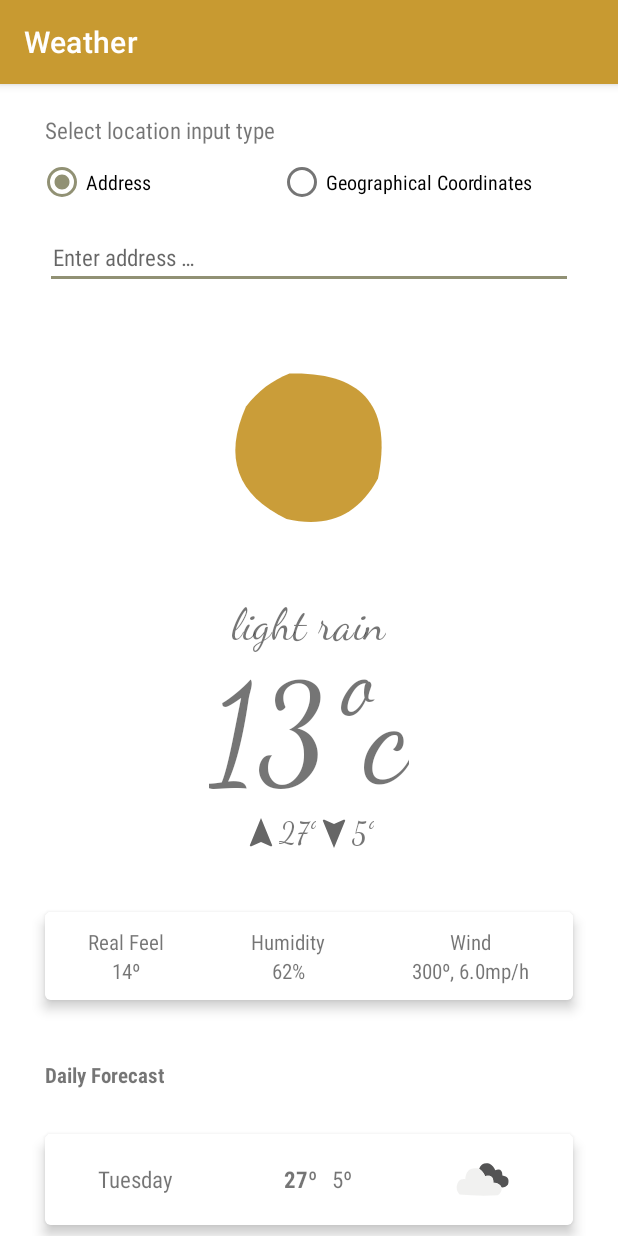
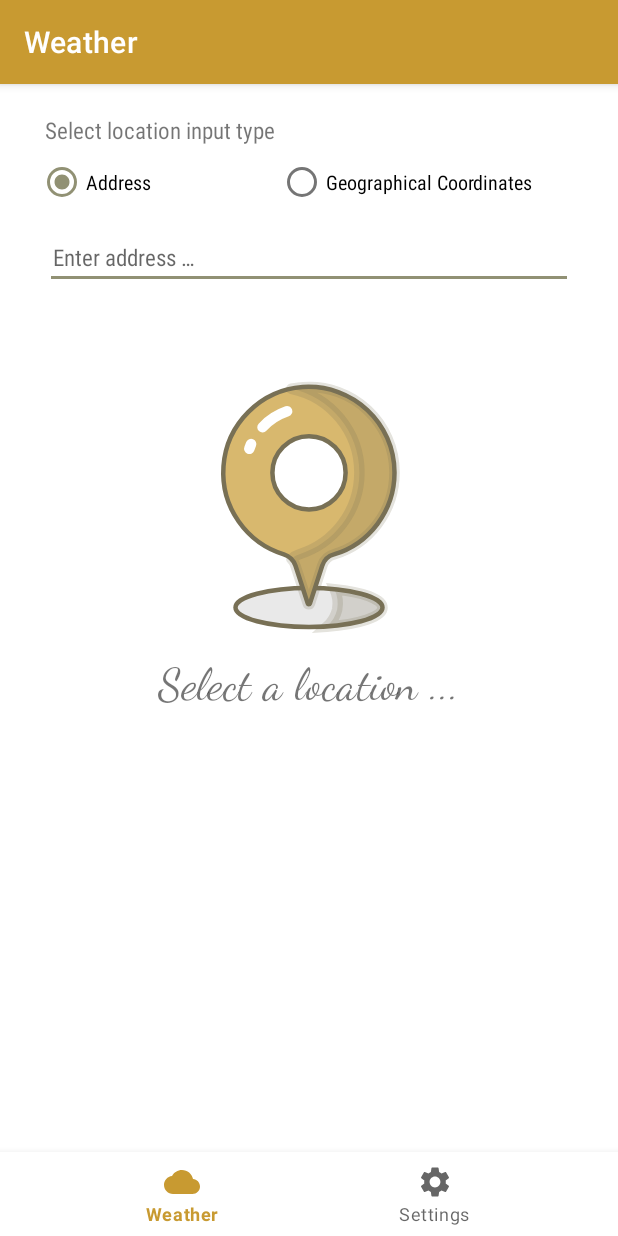
Before and after one commit to MahtaFetrat/WeatherForecast, an Android app: the screen it shows after launch (MainActivity), on a phone screen of 412 x 824 dp. Run offline under Robolectric (Android 15) with nearby library versions, the phone set to English and light mode, and no system bars; our stand-ins replace androidx.preference, navigation-ui.

Commit message:
remove sample startup data

```diff
--- a/app/src/main/java/com/example/weatherforecast/ui/WeatherFragment.java
+++ b/app/src/main/java/com/example/weatherforecast/ui/WeatherFragment.java
@@ -14,6 +14,7 @@ import androidx.recyclerview.widget.RecyclerView;
 
 import android.os.Handler;
 import android.text.Editable;
+import android.text.Layout;
 import android.text.TextWatcher;
 import android.view.LayoutInflater;
 import android.view.View;
@@ -44,6 +45,11 @@ public class WeatherFragment extends Fragment {
     private LinearLayout coordinateInputHolderLayout;
     private EditText addressInputView;
     private EditText latitude, longitude;
+
+    private View promptLocationLayout;
+    private View currentWeatherLayout;
+    private View dailyForecastTitle;
+    private View dailyForecastCardView;
 
     private ImageView currentWeatherIcon;
     private TextView currentWeatherDescription;
@@ -87,10 +93,9 @@ public class WeatherFragment extends Fragment {
         viewModel = new ViewModelProvider(requireActivity()).get(WeatherViewModel.class);
 
         findViews(view);
-        setInputTypeListener(view);
+        setInputTypeListener();
         setLocationChangeListener();
         initializeDailyForecastRecyclerView();
-
         setViewModelObservers();
     }
 
@@ -100,6 +105,11 @@ public class WeatherFragment extends Fragment {
         addressInputView = view.findViewById(R.id.address_input_view);
         latitude = view.findViewById(R.id.latitude);
         longitude = view.findViewById(R.id.longitude);
+
+        promptLocationLayout = view.findViewById(R.id.select_location_layout);
+        currentWeatherLayout = view.findViewById(R.id.current_weather_layout);
+        dailyForecastTitle = view.findViewById(R.id.daily_forecast_title);
+        dailyForecastCardView = view.findViewById(R.id.daily_forecast_card_view);
 
         currentWeatherIcon = view.findViewById(R.id.current_weather_icon);
         currentWeatherDescription = view.findViewById(R.id.current_weather_description);
@@ -113,7 +123,7 @@ public class WeatherFragment extends Fragment {
         dailyForecastRecyclerView = view.findViewById(R.id.daily_forecast_recyclerview);
     }
 
-    private void setInputTypeListener(View view) {
+    private void setInputTypeListener() {
         locationTypeRadioGroup.setOnCheckedChangeListener((group, checkedId) -> {
             coordinateInputHolderLayout.setVisibility(checkedId == R.id.address_type ? View.GONE : View.VISIBLE);
             addressInputView.setVisibility(checkedId == R.id.address_type ? View.VISIBLE : View.GONE);
@@ -175,6 +185,11 @@ public class WeatherFragment extends Fragment {
 
     private void setViewModelObservers() {
         viewModel.getWeatherDetails().observe(getViewLifecycleOwner(), details -> {
+            promptLocationLayout.setVisibility(View.GONE);
+            currentWeatherLayout.setVisibility(View.VISIBLE);
+            dailyForecastTitle.setVisibility(View.VISIBLE);
+            dailyForecastCardView.setVisibility(View.VISIBLE);
+
             currentWeatherIcon.setImageDrawable(ResourcesCompat.getDrawable(getResources(), getResources().getIdentifier(details.getCurrent().getWeather().getIconDrawableName(), "drawable", getActivity().getPackageName()), null));
             currentWeatherDescription.setText(details.getCurrent().getWeather().getDescription());
             currentWeatherTemp.setText(String.format("%.0fºc", details.getCurrent().getTemp()));
--- a/app/src/main/java/com/example/weatherforecast/ui/WeatherViewModel.java
+++ b/app/src/main/java/com/example/weatherforecast/ui/WeatherViewModel.java
@@ -40,33 +40,7 @@ public class WeatherViewModel extends AndroidViewModel {
         gson = new Gson();
 
         toastMessage = new MutableLiveData<String>();
-
-        // Sample detail object
-        weatherDetails = new MutableLiveData<Details>(new Details(33.44,
-                -94.04,
-                "America/Chicago",
-                -21600,
-                new CurrentDetails(1618317040,
-                        13,
-                        14,
-                        62,
-                        6,
-                        300,
-                        new Weather[]{new Weather(500, "Rain", "light rain", "10d")}),
-                new DayDetails[]{new DayDetails(1618308000,
-                        new Temp(5, 27),
-                        new FeelsLike(16, 10, 12, 13),
-                        81,
-                        3.06,
-                        294,
-                        new Weather[]{new Weather(500, "Rain", "light rain", "10d")}),
-                        new DayDetails(1618308000,
-                                new Temp(8, 29),
-                                new FeelsLike(19, 10, 12, 13),
-                                61,
-                                3.16,
-                                280,
-                                new Weather[]{new Weather(500, "Cloudy", "Partially sunny", "02d")})}));
+        weatherDetails = new MutableLiveData<Details>();
     }
 
     public LiveData<Details> getWeatherDetails() {
--- /dev/null
+++ b/app/src/main/res/drawable/ic_location_1_1s_200px.xml
@@ -0,0 +1,43 @@
+<vector xmlns:android="http://schemas.android.com/apk/res/android"
+    android:width="200dp"
+    android:height="200dp"
+    android:viewportWidth="100"
+    android:viewportHeight="100">
+  <path
+      android:pathData="M25.5,83.5a24.5,6.5 0,1 0,49 0a24.5,6.5 0,1 0,-49 0z"
+      android:strokeWidth="1.5"
+      android:fillColor="#E0E0E0"
+      android:strokeColor="#3E330D"/>
+  <path
+      android:pathData="M58.5,77.4c1,2.2 1.3,4.5 0.9,6.7 -0.5,2.2 -1.7,4.2 -3.5,5.8 10.7,-0.7 18.6,-3.3 18.6,-6.3 0,-2.9 -6.6,-5.3 -16,-6.2z"
+      android:strokeAlpha="0.2"
+      android:strokeWidth="3.5"
+      android:fillColor="#3E330D"
+      android:strokeColor="#3E330D"
+      android:fillAlpha="0.2"/>
+  <path
+      android:pathData="M78.5,38.5c0,-16.4 -13.9,-29.6 -30.6,-28.5 -14,1 -25.4,12.3 -26.4,26.4 -1,13.8 7.8,25.6 20.1,29.4 1.8,0.6 3.3,2 3.9,3.8l4.1,12.6c0.1,0.3 0.6,0.3 0.7,0l4.1,-12.6c0.6,-1.8 2,-3.3 3.9,-3.8C70,62.3 78.5,51.4 78.5,38.5zM50,50.8c-6.8,0 -12.2,-5.5 -12.2,-12.2 0,-6.8 5.5,-12.2 12.2,-12.2s12.2,5.5 12.2,12.2c0,6.7 -5.4,12.2 -12.2,12.2z"
+      android:strokeWidth="1.5"
+      android:fillColor="#C89A31"
+      android:strokeColor="#3E330D"/>
+  <path
+      android:pathData="M48,10.1c-1.3,0.1 -2.6,0.3 -3.9,0.5 13,2.7 22.7,14.2 22.7,27.9 0,12.9 -8.5,23.7 -20.2,27.3 -0.9,0.3 -1.8,0.8 -2.5,1.5 0.6,0.6 1.1,1.4 1.4,2.3l4.1,12.6c0.1,0.3 0.6,0.3 0.7,0l4.1,-12.6c0.6,-1.8 2,-3.3 3.9,-3.8C70,62.3 78.5,51.4 78.5,38.5c0,-16.4 -13.8,-29.6 -30.5,-28.4z"
+      android:strokeAlpha="0.2"
+      android:strokeLineJoin="round"
+      android:strokeWidth="3.5"
+      android:fillColor="#3E330D"
+      android:strokeColor="#3E330D"
+      android:fillAlpha="0.2"/>
+  <path
+      android:pathData="M34.5,23.4c2.2,-2.4 5,-4.2 8.2,-5.3"
+      android:strokeWidth="3.5"
+      android:fillColor="#00000000"
+      android:strokeColor="#FFFFFF"
+      android:strokeLineCap="round"/>
+  <path
+      android:pathData="M30.1,30.6c0.2,-0.5 0.4,-1.1 0.6,-1.6"
+      android:strokeWidth="3.5"
+      android:fillColor="#00000000"
+      android:strokeColor="#FFFFFF"
+      android:strokeLineCap="round"/>
+</vector>
--- a/app/src/main/res/layout/activity_main.xml
+++ b/app/src/main/res/layout/activity_main.xml
@@ -1,15 +1,17 @@
 <?xml version="1.0" encoding="utf-8"?>
-<ScrollView xmlns:android="http://schemas.android.com/apk/res/android"
+<androidx.constraintlayout.widget.ConstraintLayout xmlns:android="http://schemas.android.com/apk/res/android"
     xmlns:app="http://schemas.android.com/apk/res-auto"
     xmlns:tools="http://schemas.android.com/tools"
     android:layout_width="match_parent"
     android:layout_height="match_parent"
     tools:context=".MainActivity">
 
-    <LinearLayout
+    <ScrollView
         android:layout_width="match_parent"
         android:layout_height="match_parent"
-        android:orientation="vertical">
+        app:layout_constraintTop_toTopOf="parent"
+        app:layout_constraintStart_toStartOf="parent"
+        app:layout_constraintEnd_toEndOf="parent">
 
         <androidx.fragment.app.FragmentContainerView
             android:id="@+id/nav_host_fragment"
@@ -18,11 +20,14 @@
             android:layout_height="match_parent"
             app:defaultNavHost="true"
             app:navGraph="@navigation/nav_graph" />
+    </ScrollView>
 
-        <com.google.android.material.bottomnavigation.BottomNavigationView
-            android:id="@+id/bottom_nav_view"
-            android:layout_width="match_parent"
-            android:layout_height="wrap_content"
-            app:menu="@menu/bottom_nav_menu" />
-    </LinearLayout>
-</ScrollView>
+    <com.google.android.material.bottomnavigation.BottomNavigationView
+        android:id="@+id/bottom_nav_view"
+        android:layout_width="match_parent"
+        android:layout_height="wrap_content"
+        app:layout_constraintBottom_toBottomOf="parent"
+        app:layout_constraintLeft_toLeftOf="parent"
+        app:layout_constraintRight_toRightOf="parent"
+        app:menu="@menu/bottom_nav_menu" />
+</androidx.constraintlayout.widget.ConstraintLayout>
--- a/app/src/main/res/layout/fragment_weather.xml
+++ b/app/src/main/res/layout/fragment_weather.xml
@@ -88,7 +88,12 @@
             android:textSize="14sp" />
     </LinearLayout>
 
-    <include layout="@layout/current_weather_card" />
+    <include layout="@layout/select_location_card"
+        android:id="@+id/select_location_layout" />
+
+    <include layout="@layout/current_weather_card"
+        android:id="@+id/current_weather_layout"
+        android:visibility="gone"/>
 
     <TextView
         android:layout_width="wrap_content"
@@ -97,14 +102,18 @@
         android:fontFamily="sans-serif-condensed"
         android:paddingHorizontal="10dp"
         android:text="@string/daily_forecast_title"
-        android:textStyle="bold" />
+        android:textStyle="bold"
+        android:id="@+id/daily_forecast_title"
+        android:visibility="gone" />
 
     <com.google.android.material.card.MaterialCardView
         android:layout_width="match_parent"
         android:layout_height="wrap_content"
         android:layout_margin="10dp"
         app:cardElevation="5dp"
-        app:strokeWidth="1dp">
+        app:strokeWidth="1dp"
+        android:id="@+id/daily_forecast_card_view"
+        android:visibility="gone" >
 
         <androidx.recyclerview.widget.RecyclerView
             android:id="@+id/daily_forecast_recyclerview"
--- /dev/null
+++ b/app/src/main/res/layout/select_location_card.xml
@@ -0,0 +1,27 @@
+<?xml version="1.0" encoding="utf-8"?>
+
+<androidx.appcompat.widget.LinearLayoutCompat xmlns:android="http://schemas.android.com/apk/res/android"
+    android:layout_width="match_parent"
+    android:layout_height="match_parent"
+    android:gravity="center_horizontal"
+    android:orientation="vertical"
+    android:paddingTop="40dp">
+
+    <ImageView
+        android:id="@+id/current_weather_icon"
+        android:layout_width="wrap_content"
+        android:layout_height="wrap_content"
+        android:minWidth="200dp"
+        android:minHeight="200dp"
+        android:scaleType="centerCrop"
+        android:src="@drawable/ic_location_1_1s_200px"
+        android:alpha="0.7" />
+
+    <TextView
+        android:id="@+id/current_weather_description"
+        android:layout_width="wrap_content"
+        android:layout_height="wrap_content"
+        android:fontFamily="cursive"
+        android:text="@string/select_location"
+        android:textSize="30sp" />
+</androidx.appcompat.widget.LinearLayoutCompat>
--- a/app/src/main/res/values/strings.xml
+++ b/app/src/main/res/values/strings.xml
@@ -26,4 +26,5 @@
     <string name="real_feel_morning_title">Morning</string>
     <string name="real_feel_evening_title">Evening</string>
     <string name="real_feel_night_title">Night</string>
+    <string name="select_location">Select a location ...</string>
 </resources>
```
